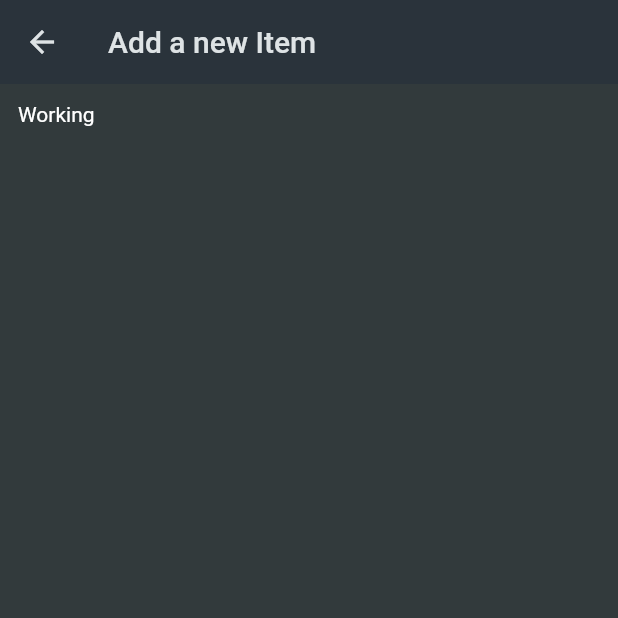
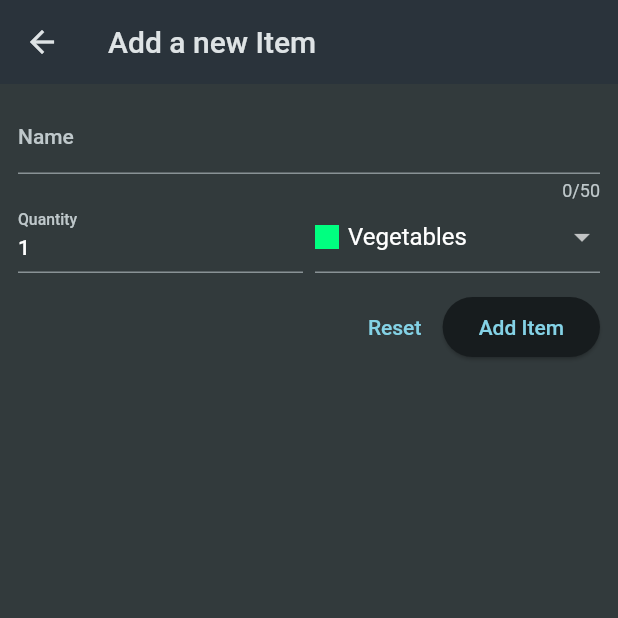
Before and after one commit to anujmritunjay/shopping_list, a Flutter app: the screen it shows after launch, after a tap on the "add" icon, on a phone screen of 412 x 824 dp, the top half of it. Run offline on Flutter 3.47's test engine with Material 2 defaults, Android fonts, the phone set to English and light mode, and no system bars.

Commit message:
- Project complete

```diff
--- a/lib/widgets/grocery_list.dart
+++ b/lib/widgets/grocery_list.dart
@@ -1,5 +1,6 @@
 import 'package:flutter/material.dart';
 import 'package:shopping_list/data/dummy_items.dart';
+import 'package:shopping_list/models/grocery_item.dart';
 import 'package:shopping_list/widgets/new_item.dart';
 
 class GroceryList extends StatefulWidget {
@@ -10,33 +11,61 @@ class GroceryList extends StatefulWidget {
 }
 
 class _GroceryListState extends State<GroceryList> {
-  void _addItem() {
-    Navigator.of(context).push(
+  final _groceryItems = [];
+  void _addItem() async {
+    var newItem = await Navigator.of(context).push<GroceryItem>(
       MaterialPageRoute(
         builder: (ctx) => const NewItem(),
       ),
     );
+    if (newItem == null) {
+      return;
+    }
+    setState(() {
+      _groceryItems.add(newItem);
+    });
+  }
+
+  _removeItem(GroceryItem item) {
+    setState(() {
+      _groceryItems.remove(item);
+    });
   }
 
   @override
   Widget build(BuildContext context) {
+    Widget content = const Center(
+      child: Text('No item added yet'),
+    );
+
+    if (_groceryItems.isNotEmpty) {
+      content = ListView.builder(
+        itemCount: _groceryItems.length,
+        itemBuilder: (ctx, index) => Dismissible(
+          key: ValueKey(_groceryItems[index]),
+          onDismissed: (direction) {
+            _removeItem(_groceryItems[index]);
+          },
+          child: ListTile(
+            title: Text(_groceryItems[index].name),
+            leading: Container(
+              height: 24,
+              width: 24,
+              color: _groceryItems[index].category.color,
+            ),
+            trailing: Text(_groceryItems[index].quantity.toString()),
+          ),
+        ),
+      );
+    }
+
     return Scaffold(
-      appBar: AppBar(
-        title: const Text('Your Grocery'),
-        actions: [IconButton(onPressed: _addItem, icon: const Icon(Icons.add))],
-      ),
-      body: ListView.builder(
-        itemCount: groceryItems.length,
-        itemBuilder: (ctx, index) => ListTile(
-          title: Text(groceryItems[index].name),
-          leading: Container(
-            height: 24,
-            width: 24,
-            color: groceryItems[index].category.color,
-          ),
-          trailing: Text(groceryItems[index].quantity.toString()),
+        appBar: AppBar(
+          title: const Text('Your Grocery'),
+          actions: [
+            IconButton(onPressed: _addItem, icon: const Icon(Icons.add))
+          ],
         ),
-      ),
-    );
+        body: content);
   }
 }
--- a/lib/widgets/new_item.dart
+++ b/lib/widgets/new_item.dart
@@ -1,4 +1,7 @@
 import 'package:flutter/material.dart';
+import 'package:shopping_list/data/categories.dart';
+import 'package:shopping_list/models/category.dart';
+import 'package:shopping_list/models/grocery_item.dart';
 
 class NewItem extends StatefulWidget {
   const NewItem({super.key});
@@ -10,15 +13,125 @@ class NewItem extends StatefulWidget {
 }
 
 class _NewItemState extends State<NewItem> {
+  final _formKey = GlobalKey<FormState>();
+  var _enteredName = '';
+  var _enteredQuantity = 1;
+  var _selectedCategory = categories[Categories.vegetables]!;
+
+  void _saveItem() {
+    if (_formKey.currentState!.validate()) {
+      _formKey.currentState!.save();
+      Navigator.of(context).pop(
+        GroceryItem(
+            id: DateTime.now().toString(),
+            name: _enteredName,
+            quantity: _enteredQuantity,
+            category: _selectedCategory),
+      );
+    }
+  }
+
   @override
   Widget build(BuildContext context) {
     return Scaffold(
       appBar: AppBar(
         title: const Text('Add a new Item'),
       ),
-      body: const Padding(
+      body: Padding(
         padding: const EdgeInsets.all(12),
-        child: Text('Working'),
+        child: Form(
+          key: _formKey,
+          child: Column(
+            children: [
+              TextFormField(
+                maxLength: 50,
+                decoration: const InputDecoration(label: Text('Name')),
+                validator: (value) {
+                  if (value == null ||
+                      value.isEmpty ||
+                      value.trim().length <= 1 ||
+                      value.trim().length > 50) {
+                    return 'Must be between 1 to 50 characters.';
+                  }
+                  return null;
+                },
+                onSaved: (newValue) {
+                  _enteredName = newValue!;
+                },
+              ),
+              Row(
+                crossAxisAlignment: CrossAxisAlignment.end,
+                children: [
+                  Expanded(
+                    child: TextFormField(
+                      decoration: const InputDecoration(
+                        label: Text('Quantity'),
+                      ),
+                      keyboardType: TextInputType.number,
+                      initialValue: _enteredQuantity.toString(),
+                      validator: (value) {
+                        if (value == null ||
+                            value.isEmpty ||
+                            int.tryParse(value) == null ||
+                            int.tryParse(value)! <= 0) {
+                          return 'Must be a valid positive number.';
+                        }
+                        return null;
+                      },
+                      onSaved: (newValue) {
+                        _enteredQuantity = int.parse(newValue!);
+                      },
+                    ),
+                  ),
+                  const SizedBox(width: 8),
+                  Expanded(
+                    child: DropdownButtonFormField(
+                        value: _selectedCategory,
+                        items: [
+                          for (final category in categories.entries)
+                            DropdownMenuItem(
+                                value: category.value,
+                                child: Row(
+                                  children: [
+                                    Container(
+                                      height: 16,
+                                      width: 16,
+                                      color: category.value.color,
+                                    ),
+                                    const SizedBox(width: 6),
+                                    Text(category.value.title)
+                                  ],
+                                ))
+                        ],
+                        onChanged: (value) {
+                          setState(() {
+                            _selectedCategory = value!;
+                          });
+                        }),
+                  )
+                ],
+              ),
+              const SizedBox(
+                height: 12,
+              ),
+              Row(
+                mainAxisAlignment: MainAxisAlignment.end,
+                children: [
+                  TextButton(
+                    onPressed: () {
+                      _formKey.currentState!.reset();
+                    },
+                    child: const Text('Reset'),
+                  ),
+                  ElevatedButton(
+                    onPressed: _saveItem,
+                    child: const Text('Add Item'),
+                  ),
+                ],
+              )
+            ],
+          ),
+        ),
       ),
     );
   }
```
